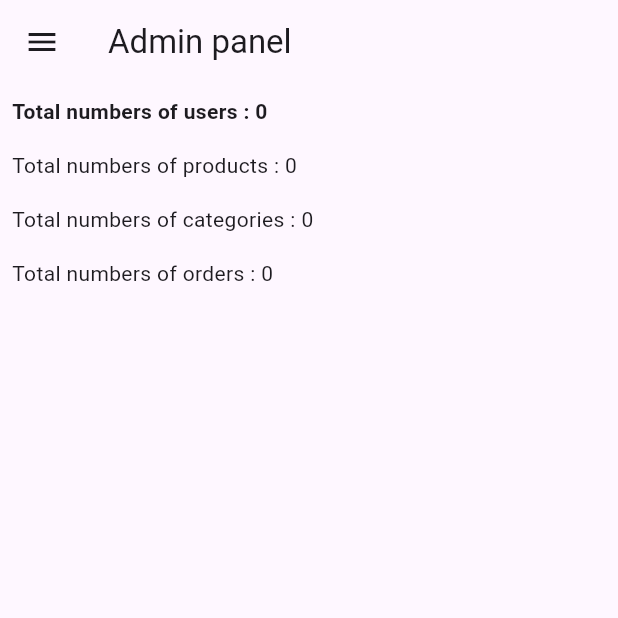
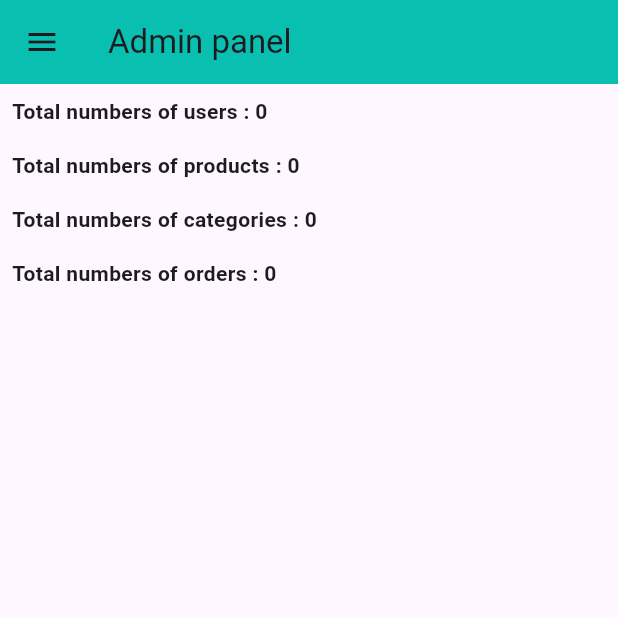
Before and after one commit to AthulKrishna2000/shoecomm, a Flutter app: the AdminMainScreen screen opened directly, on a phone screen of 412 x 824 dp, the top half of it. Run offline on Flutter 3.47's test engine with Material 3 defaults, Android fonts, the phone set to English and light mode, and no system bars; our stand-ins replace cached_network_image, carousel_slider, cloud_firestore, firebase_auth, firebase_core, flutter_easyloading and 5 more; missing offline and left inert: image_card; accounts and stored records are empty; network calls fail.

Commit message:
last change

```diff
--- a/lib/screens/admin_panel/admin_main_screen.dart
+++ b/lib/screens/admin_panel/admin_main_screen.dart
@@ -2,6 +2,7 @@ import 'package:flutter/material.dart';
 import 'package:get/get.dart';
 
 import 'package:shoecomm/controllers/length_controller.dart';
+import 'package:shoecomm/utils/app_const.dart';
 
 import 'package:shoecomm/widget/admin_drawer_widget.dart';
 
@@ -13,6 +14,7 @@ class AdminMainScreen extends StatelessWidget {
     final LengthController lengthController = Get.put(LengthController());
     return Scaffold(
       appBar: AppBar(
+        backgroundColor: AppConstant.appMainColor,
         title: const Text("Admin panel"),
       ),
       drawer: const AdminDrawerWidget(),
@@ -24,23 +26,29 @@ class AdminMainScreen extends StatelessWidget {
               padding: const EdgeInsets.all(8.0),
               child: Text(
                 "Total numbers of users : ${lengthController.totalusers}",
-                style: TextStyle(fontWeight: FontWeight.bold),
+                style: const TextStyle(fontWeight: FontWeight.bold),
               ),
             ),
             Padding(
               padding: const EdgeInsets.all(8.0),
               child: Text(
-                  "Total numbers of products : ${lengthController.totalProducts}"),
+                "Total numbers of products : ${lengthController.totalProducts}",
+                style: const TextStyle(fontWeight: FontWeight.bold),
+              ),
             ),
             Padding(
               padding: const EdgeInsets.all(8.0),
               child: Text(
-                  "Total numbers of categories : ${lengthController.totalcategory}"),
+                "Total numbers of categories : ${lengthController.totalcategory}",
+                style: const TextStyle(fontWeight: FontWeight.bold),
+              ),
             ),
             Padding(
               padding: const EdgeInsets.all(8.0),
               child: Text(
-                  "Total numbers of orders : ${lengthController.totalOrders}"),
+                "Total numbers of orders : ${lengthController.totalOrders}",
+                style: const TextStyle(fontWeight: FontWeight.bold),
+              ),
             ),
           ],
         ),
```
